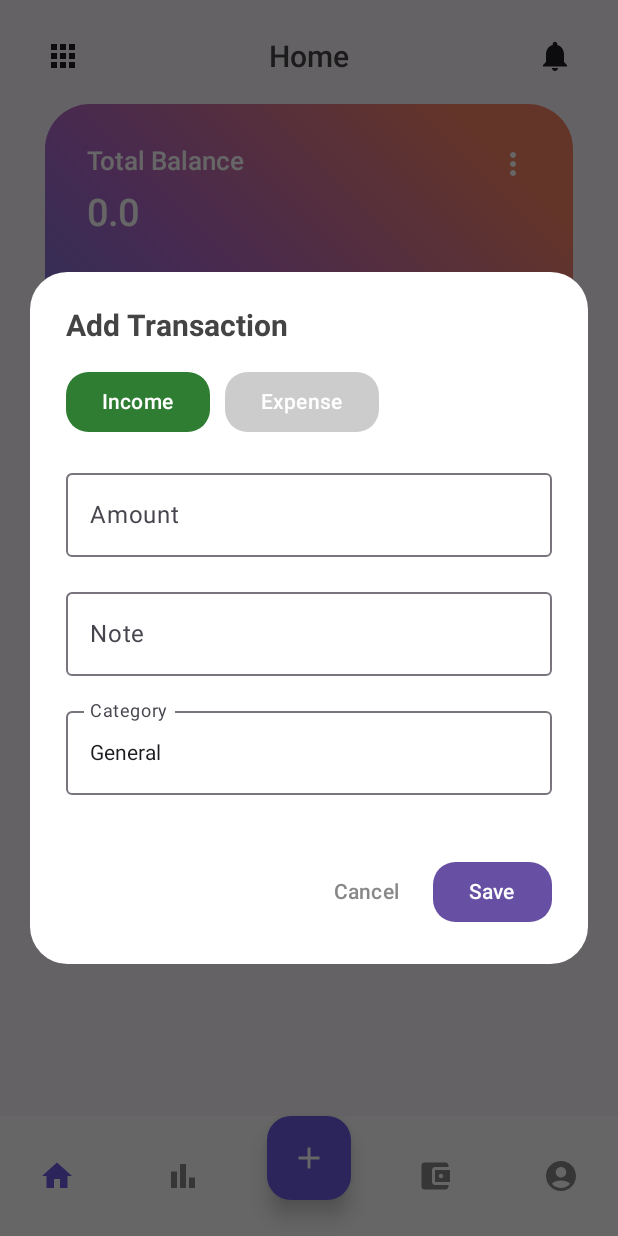
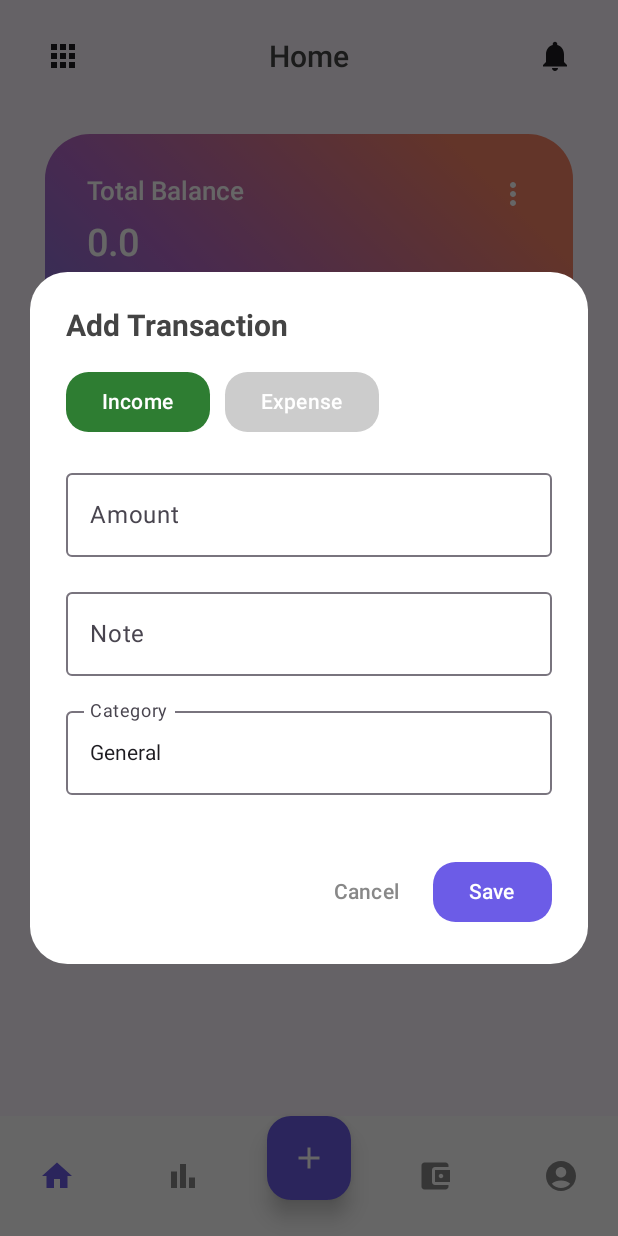
Before and after one commit to LunguMihaiUTM/Expense-Tracker, an Android app built with Jetpack Compose: the @Preview function HomeScreenPreview, item 3 of the bottom bar chosen, on a phone screen of 412 x 824 dp. Run offline under Robolectric (Android 15) with nearby library versions, the phone set to English and light mode, and no system bars; our stand-ins replace Room's generated code.

Commit message:
Minor changes to home and welcome screens

```diff
--- a/app/src/main/java/com/dog/expensetracker/ui/home/AddTransactionDialog.kt
+++ b/app/src/main/java/com/dog/expensetracker/ui/home/AddTransactionDialog.kt
@@ -9,9 +9,11 @@ import androidx.compose.ui.Alignment
 import androidx.compose.ui.Modifier
 import androidx.compose.ui.graphics.Color
 import androidx.compose.ui.text.font.FontWeight
+import androidx.compose.ui.tooling.preview.Preview
 import androidx.compose.ui.unit.dp
 import androidx.compose.ui.unit.sp
 import androidx.compose.ui.window.Dialog
+import androidx.navigation.compose.rememberNavController
 import com.dog.expensetracker.data.local.Expense
 import java.util.*
 
@@ -20,12 +22,21 @@ fun AddTransactionDialog(
     onDismiss: () -> Unit,
     onSave: (expense: Expense) -> Unit
 ) {
+    Dialog(onDismissRequest = onDismiss) {
+        AddTransactionDialogContent(onDismiss, onSave)
+    }
+}
+
+@Composable
+fun AddTransactionDialogContent(
+    onDismiss: () -> Unit,
+    onSave: (expense: Expense) -> Unit
+) {
     var amountText by remember { mutableStateOf("") }
     var note by remember { mutableStateOf("") }
-    var isExpense by remember { mutableStateOf(false) } // false = income, true = expense
-    var category by remember { mutableStateOf("General") } // Default category
+    var isExpense by remember { mutableStateOf(false) }
+    var category by remember { mutableStateOf("General") }
 
-    Dialog(onDismissRequest = onDismiss) {
     Card(
         shape = RoundedCornerShape(25.dp),
         modifier = Modifier
@@ -34,8 +45,7 @@ fun AddTransactionDialog(
         colors = CardDefaults.cardColors(containerColor = Color.White)
     ) {
         Column(
-                modifier = Modifier
-                    .padding(24.dp),
+            modifier = Modifier.padding(24.dp),
             verticalArrangement = Arrangement.spacedBy(15.dp)
         ) {
             Text(
@@ -45,7 +55,6 @@ fun AddTransactionDialog(
                 color = Color.DarkGray
             )
 
-                // Income / Expense selector
             Row(horizontalArrangement = Arrangement.spacedBy(10.dp)) {
                 Button(
                     onClick = { isExpense = false },
@@ -66,7 +75,6 @@ fun AddTransactionDialog(
                 ) { Text("Expense") }
             }
 
-                // Amount input
             OutlinedTextField(
                 value = amountText,
                 onValueChange = { amountText = it },
@@ -76,7 +84,6 @@ fun AddTransactionDialog(
                 placeholder = { Text("0.00") }
             )
 
-                // Note input
             OutlinedTextField(
                 value = note,
                 onValueChange = { note = it },
@@ -86,7 +93,6 @@ fun AddTransactionDialog(
                 placeholder = { Text("Optional") }
             )
 
-                // Optional: category selector (hardcoded for now)
             OutlinedTextField(
                 value = category,
                 onValueChange = { category = it },
@@ -97,7 +103,6 @@ fun AddTransactionDialog(
 
             Spacer(modifier = Modifier.height(10.dp))
 
-                // Buttons
             Row(
                 modifier = Modifier.fillMaxWidth(),
                 horizontalArrangement = Arrangement.End
@@ -118,10 +123,24 @@ fun AddTransactionDialog(
                         )
                         onSave(expense)
                     },
-                        shape = RoundedCornerShape(15.dp)
+                    shape = RoundedCornerShape(15.dp),
+
+                    colors = ButtonDefaults.buttonColors(
+                        containerColor = Color(0xFF6C5CE7),
+                        contentColor = Color.White
+                    )
+
                 ) { Text("Save") }
             }
         }
     }
 }
+
+@Preview(showBackground = true)
+@Composable
+fun AddTransactionDialogContentPreview() {
+    AddTransactionDialogContent(
+        onDismiss = {},
+        onSave = {}
+    )
 }
--- a/app/src/main/java/com/dog/expensetracker/ui/home/HomeScreen.kt
+++ b/app/src/main/java/com/dog/expensetracker/ui/home/HomeScreen.kt
@@ -23,6 +23,7 @@ import androidx.compose.material.icons.filled.AccountCircle
 import androidx.compose.material.icons.filled.Add
 import androidx.compose.material.icons.filled.Apps
 import androidx.compose.material.icons.filled.BarChart
+import androidx.compose.material.icons.filled.Delete
 import androidx.compose.material.icons.filled.Home
 import androidx.compose.material.icons.filled.MoreVert
 import androidx.compose.material.icons.filled.Notifications
@@ -32,6 +33,7 @@ import androidx.compose.material3.CardDefaults
 import androidx.compose.material3.FloatingActionButton
 import androidx.compose.material3.FloatingActionButtonDefaults
 import androidx.compose.material3.Icon
+import androidx.compose.material3.IconButton
 import androidx.compose.material3.NavigationBar
 import androidx.compose.material3.NavigationBarItem
 import androidx.compose.material3.NavigationBarItemDefaults
@@ -95,7 +97,7 @@ fun HomeScreen(
                 .fillMaxSize()
                 .padding(paddingValues) // This is crucial!
                 .padding(horizontal = 30.dp, vertical = 25.dp),
-            verticalArrangement = Arrangement.spacedBy(20.dp) // More predictable than SpaceBetween
+            verticalArrangement = Arrangement.spacedBy(40.dp) // More predictable than SpaceBetween
         ) {
             TopBar()
             BalanceCard()
@@ -279,6 +281,8 @@ private fun FinancialIcon(isIncome: Boolean) {
 
 @Composable
 private fun TransactionSection(expenses: List<Expense>) {
+    val homeViewModel: HomeViewModel = hiltViewModel()
+
     Column(modifier = Modifier.fillMaxWidth()) {
         Row(
             horizontalArrangement = Arrangement.SpaceBetween,
@@ -300,7 +304,6 @@ private fun TransactionSection(expenses: List<Expense>) {
 
         Spacer(Modifier.height(20.dp))
 
-        // Show the latest 5 transactions
         expenses.take(5).forEach { expense ->
             Row(modifier = Modifier.fillMaxWidth()) {
                 TransactionItem(
@@ -308,7 +311,8 @@ private fun TransactionSection(expenses: List<Expense>) {
                     category = expense.category,
                     amount = expense.amount,
                     date = expense.date.toLocalDateCompat(),
-                    isIncome = !expense.isExpense
+                    isIncome = !expense.isExpense,
+                    onDeleteClick = { homeViewModel.deleteExpense(expense) }
                 )
             }
             Spacer(Modifier.height(25.dp))
@@ -317,13 +321,15 @@ private fun TransactionSection(expenses: List<Expense>) {
 }
 
 
+
 @Composable
 private fun TransactionItem(
     name: String,
     category: String,
     amount: Double,
     date: LocalDate,
-    isIncome: Boolean
+    isIncome: Boolean,
+    onDeleteClick: () -> Unit
 ) {
     Row(
         horizontalArrangement = Arrangement.SpaceBetween,
@@ -333,7 +339,8 @@ private fun TransactionItem(
             .height(50.dp)
     ) {
         Row(
-            verticalAlignment = Alignment.CenterVertically
+            verticalAlignment = Alignment.CenterVertically,
+            modifier = Modifier.weight(1f) // let text take available space
         ) {
             Box(
                 modifier = Modifier
@@ -348,16 +355,15 @@ private fun TransactionItem(
                     imageVector = Icons.Filled.ShoppingCart,
                     contentDescription = "category",
                     tint = Color.Black,
-                    modifier = Modifier
-                        .size(35.dp)
-
+                    modifier = Modifier.size(30.dp)
                 )
             }
 
             Spacer(modifier = Modifier.width(20.dp))
 
             Column(
-                modifier = Modifier.fillMaxHeight()
+                modifier = Modifier
+                    .fillMaxHeight()
                     .padding(vertical = 4.dp),
                 verticalArrangement = Arrangement.SpaceBetween
             ) {
@@ -377,16 +383,26 @@ private fun TransactionItem(
             }
         }
 
+        // Amount text
         Text(
             text = (if (isIncome) "+$" else "-$") + amount,
             fontSize = 17.sp,
             fontWeight = FontWeight.Medium,
-            color = if(isIncome) Color(0xFF2E7D32)  else Color(0xFFC62828)
+            color = if (isIncome) Color(0xFF2E7D32) else Color(0xFFC62828)
         )
 
-
+        // Delete button
+        IconButton(onClick = onDeleteClick) {
+            Icon(
+                imageVector = Icons.Default.Delete,
+                contentDescription = "Delete transaction",
+                tint = Color.DarkGray,
+                modifier = Modifier.size(22.dp)
+            )
+        }
     }
 }
+
 
 //Bottom bar :
 @Composable
--- a/app/src/main/java/com/dog/expensetracker/ui/home/HomeViewModel.kt
+++ b/app/src/main/java/com/dog/expensetracker/ui/home/HomeViewModel.kt
@@ -38,6 +38,12 @@ class HomeViewModel(application: Application) : AndroidViewModel(application) {
         }
     }
 
+    fun deleteExpense(expense: Expense){
+        viewModelScope.launch {
+            repository.deleteExpense(expense)
+        }
+    }
+
     val totalIncome: StateFlow<Double> =
         repository.getTotalIncome().stateIn(viewModelScope, SharingStarted.Lazily, 0.0)
 
--- a/app/src/main/java/com/dog/expensetracker/ui/overview/OverviewScreen.kt
+++ b/app/src/main/java/com/dog/expensetracker/ui/overview/OverviewScreen.kt
@@ -235,7 +235,6 @@ private fun LegendItem(label: String, color: Color) {
     }
 }
 
-@RequiresApi(Build.VERSION_CODES.O)
 @Composable
 private fun RecentTransactions() {
     Column {
@@ -322,7 +321,6 @@ private fun OverviewTransactionItem(
     }
 }
 
-@RequiresApi(Build.VERSION_CODES.O)
 @Preview(showBackground = true)
 @Composable
 fun OverviewScreenPreview() {
--- a/app/src/main/java/com/dog/expensetracker/ui/welcome/WelcomeScreen.kt
+++ b/app/src/main/java/com/dog/expensetracker/ui/welcome/WelcomeScreen.kt
@@ -31,7 +31,6 @@ import androidx.navigation.compose.rememberNavController
 import com.dog.expensetracker.R
 import com.dog.expensetracker.navigation.Screen
 
-@RequiresApi(Build.VERSION_CODES.O)
 @Composable
 fun WelcomeScreen(navController: NavController) {
     Box(
@@ -74,7 +73,7 @@ fun WelcomeScreen(navController: NavController) {
                     text = "Save your money with\nExpense Tracker",
                     fontSize = 30.sp,
                     fontWeight = FontWeight.Bold,
-                    color = Color.Black,
+                    color = Color.DarkGray,
                     lineHeight = 38.sp,
                     modifier = Modifier.padding(horizontal = 16.dp),
                     textAlign = androidx.compose.ui.text.style.TextAlign.Center
@@ -110,7 +109,6 @@ fun WelcomeScreen(navController: NavController) {
     }
 }
 
-@RequiresApi(Build.VERSION_CODES.O)
 @Preview(showBackground = true)
 @Composable
 fun WelcomeScreenPreview() {
```
Lines whose indentation alone changed are shown as unchanged.
